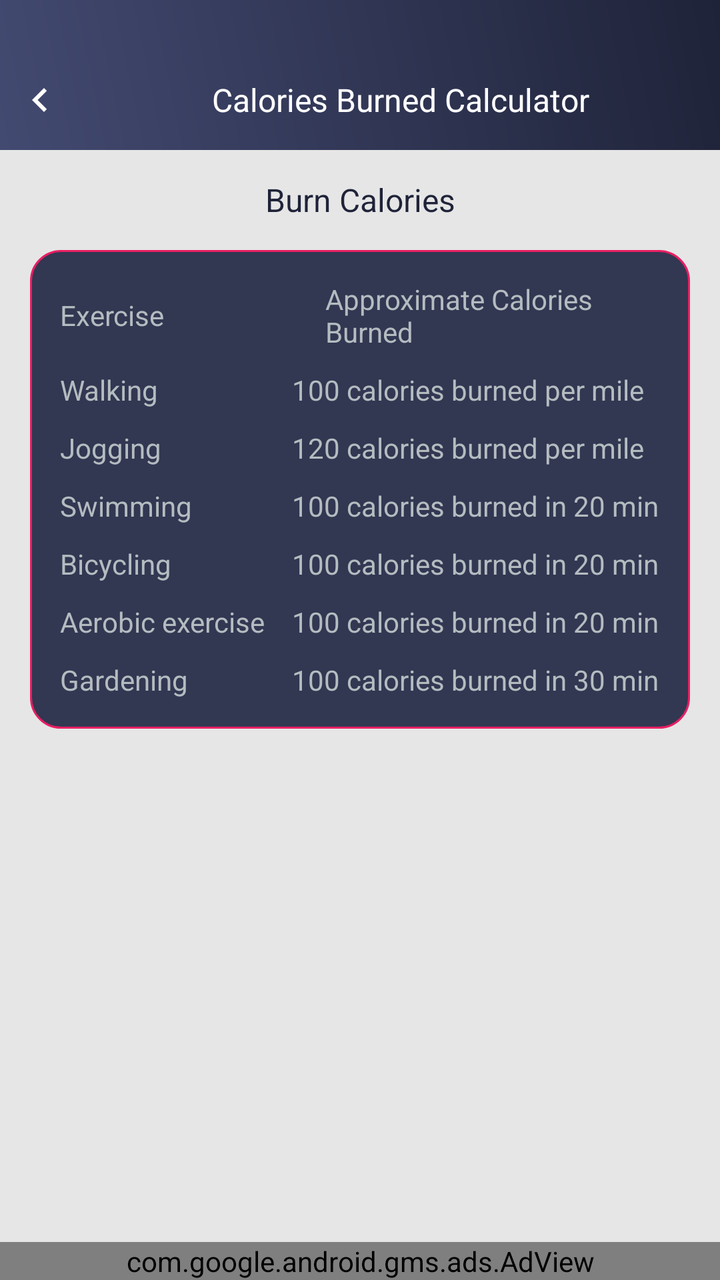
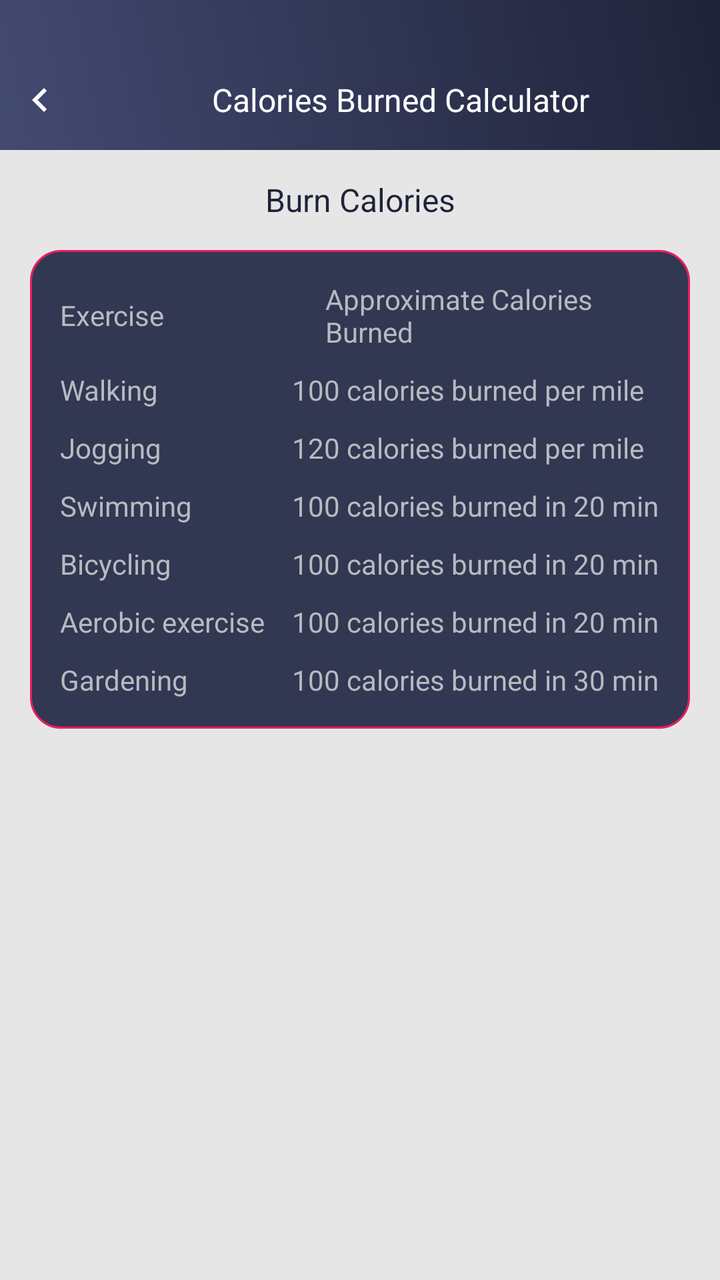

An Android layout rendered at two revisions. The XML below is the earlier revision; the diff shows what the commit changed to produce the second picture.
<!-- AndroidManifest.xml: application theme AppTheme -->
<!-- res/layout/calories_burn_chart.xml -->
<?xml version="1.0" encoding="utf-8"?>
<RelativeLayout xmlns:android="http://schemas.android.com/apk/res/android"
    xmlns:aapt="http://schemas.android.com/aapt"
    xmlns:app="http://schemas.android.com/apk/res-auto"
    android:layout_width="match_parent"
    android:layout_height="match_parent"
    android:background="@color/gray_color"
    android:orientation="vertical">

    <RelativeLayout
        android:id="@+id/rela1"
        android:background="@drawable/a1_grad"
        android:layout_width="match_parent"
        android:layout_height="wrap_content">

        <ImageView
            android:id="@+id/iv_back"
            android:layout_width="40dp"
            android:layout_height="40dp"
            android:layout_alignParentLeft="true"
            android:layout_alignParentTop="true"
            android:layout_marginTop="30dp"
            android:padding="8dp"
            android:src="@drawable/ic_chevron_left_white_24dp" />
    <TextView
        android:id="@+id/tv_title"
        android:layout_width="match_parent"
        android:layout_height="40dp"
        android:layout_marginTop="30dp"
        android:layout_toRightOf="@+id/iv_back"
        android:gravity="center"
        android:layout_marginBottom="5dp"
        android:text="@string/Calories_Burned_Calculator"
        android:textColor="@color/white"
        android:textSize="@dimen/textsize_16" />
        
    </RelativeLayout>

    <ScrollView
        android:layout_width="match_parent"
        android:layout_height="wrap_content"
        android:layout_above="@+id/ad_layout"
        android:layout_below="@+id/rela1">

        <LinearLayout
            android:layout_width="match_parent"
            android:layout_height="wrap_content"
            android:orientation="vertical">

            <TextView
                android:id="@+id/tv_burncalories"
                android:layout_width="match_parent"
                android:layout_height="50dp"
                android:gravity="center"
                android:padding="5dp"
                android:text="@string/Burn_Calories"
                android:textColor="@color/colorPrimaryDark"
                android:textSize="@dimen/textsize_16" />

            <LinearLayout
                android:layout_width="match_parent"
                android:layout_height="wrap_content"
                android:layout_marginLeft="15dp"
                android:layout_marginRight="15dp"
                android:layout_marginBottom="15dp"
                android:padding="10dp"
                android:background="@drawable/corner1"
                android:orientation="vertical"
                android:visibility="visible">

                <LinearLayout
                    android:layout_width="match_parent"
                    android:layout_height="wrap_content"
                    android:orientation="horizontal">

                    <TextView
                        android:id="@+id/tv_exercise"
                        android:layout_width="0dp"
                        android:layout_height="match_parent"
                        android:layout_weight="1.5"
                        android:gravity="fill"
                        android:padding="5dp"
                        android:text="@string/Exercise"
                        android:textColor="@color/textColor"
                        android:textSize="@dimen/textsize_14" />

                    <TextView
                        android:id="@+id/tv_approx_cal"
                        android:layout_width="0dp"
                        android:layout_height="match_parent"
                        android:layout_weight="2"
                        android:gravity="fill"
                        android:padding="5dp"
                        android:text="@string/Approximate_Calories_Burned"
                        android:textColor="@color/textColor"
                        android:textSize="@dimen/textsize_14" />
                </LinearLayout>

                <LinearLayout
                    android:layout_width="match_parent"
                    android:layout_height="wrap_content"
                    android:orientation="horizontal">

                    <TextView
                        android:id="@+id/tv_walking"
                        android:layout_width="0dp"
                        android:layout_height="match_parent"
                        android:layout_weight="1.5"
                        android:gravity="fill"
                        android:padding="5dp"
                        android:text="@string/Walking"
                        android:textColor="@color/textColor"
                        android:textSize="@dimen/textsize_14" />

                    <TextView
                        android:id="@+id/tv_walking_cal"
                        android:layout_width="0dp"
                        android:layout_height="match_parent"
                        android:layout_weight="2.5"
                        android:gravity="fill"
                        android:padding="5dp"
                        android:text="@string/_100_calories_burned_per_mile"
                        android:textColor="@color/textColor"
                        android:textSize="@dimen/textsize_14" />
                </LinearLayout>

                <LinearLayout
                    android:layout_width="match_parent"
                    android:layout_height="wrap_content"
                    android:orientation="horizontal">

                    <TextView
                        android:id="@+id/tv_jogging"
                        android:layout_width="0dp"
                        android:layout_height="match_parent"
                        android:layout_weight="1.5"
                        android:gravity="fill"
                        android:padding="5dp"
                        android:text="@string/Jogging"
                        android:textColor="@color/textColor"
                        android:textSize="@dimen/textsize_14" />

                    <TextView
                        android:id="@+id/tv_jogging_cal"
                        android:layout_width="0dp"
                        android:layout_height="match_parent"
                        android:layout_weight="2.5"
                        android:gravity="fill"
                        android:padding="5dp"
                        android:text="@string/_120_calories_burned_per_mile"
                        android:textColor="@color/textColor"
                        android:textSize="@dimen/textsize_14" />
                </LinearLayout>

                <LinearLayout
                    android:layout_width="match_parent"
                    android:layout_height="wrap_content"
                    android:orientation="horizontal">

                    <TextView
                        android:id="@+id/tv_swimming"
                        android:layout_width="0dp"
                        android:layout_height="match_parent"
                        android:layout_weight="1.5"
                        android:gravity="fill"
                        android:padding="5dp"
                        android:text="@string/Swimming"
                        android:textColor="@color/textColor"
                        android:textSize="@dimen/textsize_14" />

                    <TextView
                        android:id="@+id/tv_swimming_cal"
                        android:layout_width="0dp"
                        android:layout_height="match_parent"
                        android:layout_weight="2.5"
                        android:gravity="fill"
                        android:padding="5dp"
                        android:text="@string/_100_calories_burned_in_20min"
                        android:textColor="@color/textColor"
                        android:textSize="@dimen/textsize_14" />
                </LinearLayout>

                <LinearLayout
                    android:layout_width="match_parent"
                    android:layout_height="wrap_content"
                    android:orientation="horizontal">

                    <TextView
                        android:id="@+id/tv_bicycling"
                        android:layout_width="0dp"
                        android:layout_height="match_parent"
                        android:layout_weight="1.5"
                        android:gravity="fill"
                        android:padding="5dp"
                        android:text="@string/Bicycling"
                        android:textColor="@color/textColor"
                        android:textSize="@dimen/textsize_14" />

                    <TextView
                        android:id="@+id/tv_bicycling_cal"
                        android:layout_width="0dp"
                        android:layout_height="match_parent"
                        android:layout_weight="2.5"
                        android:gravity="fill"
                        android:padding="5dp"
                        android:text="@string/_100_calories_burned_in_20min"
                        android:textColor="@color/textColor"
                        android:textSize="@dimen/textsize_14" />
                </LinearLayout>

                <LinearLayout
                    android:layout_width="match_parent"
                    android:layout_height="wrap_content"
                    android:orientation="horizontal">

                    <TextView
                        android:id="@+id/tv_aerobic"
                        android:layout_width="0dp"
                        android:layout_height="match_parent"
                        android:layout_weight="1.5"
                        android:gravity="fill"
                        android:padding="5dp"
                        android:singleLine="true"
                        android:text="@string/Aerobic_exercise"
                        android:textColor="@color/textColor"
                        android:textSize="@dimen/textsize_14" />

                    <TextView
                        android:id="@+id/tv_aerobic_cal"
                        android:layout_width="0dp"
                        android:layout_height="match_parent"
                        android:layout_weight="2.5"
                        android:gravity="fill"
                        android:padding="5dp"
                        android:text="@string/_100_calories_burned_in_20min"
                        android:textColor="@color/textColor"
                        android:textSize="@dimen/textsize_14" />
                </LinearLayout>

                <LinearLayout
                    android:layout_width="match_parent"
                    android:layout_height="wrap_content"
                    android:orientation="horizontal">

                    <TextView
                        android:id="@+id/tv_gardening"
                        android:layout_width="0dp"
                        android:layout_height="match_parent"
                        android:layout_weight="1.5"
                        android:gravity="fill"
                        android:padding="5dp"
                        android:singleLine="true"
                        android:text="@string/Gardening"
                        android:textColor="@color/textColor"
                        android:textSize="@dimen/textsize_14" />

                    <TextView
                        android:id="@+id/tv_gardening_cal"
                        android:layout_width="0dp"
                        android:layout_height="match_parent"
                        android:layout_weight="2.5"
                        android:gravity="fill"
                        android:padding="5dp"
                        android:text="@string/_100_calories_burned_in_30min"
                        android:textColor="@color/textColor"
                        android:textSize="@dimen/textsize_14" />
                </LinearLayout>
            </LinearLayout>
        </LinearLayout>
    </ScrollView>

    <include
        android:id="@+id/ad_layout"
        layout="@layout/native_ad"
        android:layout_width="match_parent"
        android:layout_height="wrap_content"
        android:layout_alignParentLeft="true"
        android:layout_alignParentBottom="true"
        android:layout_gravity="top|center_vertical|center_horizontal|center" />
</RelativeLayout>
<!-- res/layout/native_ad.xml (included above) -->
<?xml version="1.0" encoding="utf-8"?>
<LinearLayout xmlns:android="http://schemas.android.com/apk/res/android"
    xmlns:aapt="http://schemas.android.com/aapt"
    xmlns:app="http://schemas.android.com/apk/res-auto"
    android:layout_width="match_parent"
    android:layout_height="wrap_content"
    android:orientation="vertical">

    <com.google.android.gms.ads.AdView
        android:id="@+id/adView"
        android:layout_width="match_parent"
        android:layout_height="wrap_content"
        android:layout_above="@+id/ll_footer_menu"
        app:adSize="BANNER"
        app:adUnitId="@string/banner_ad_three" />
</LinearLayout>
<!-- resources referenced by this layout -->
<resources>
  <color name="colorPrimaryDark">#1F2339</color>
  <color name="gray_color">#E6E6E6</color>
  <color name="textColor">#ffb4bcc0</color>
  <color name="white">#ffffff</color>
  <dimen name="textsize_14">14sp</dimen>
  <dimen name="textsize_16">16sp</dimen>
  <!-- drawable a1_grad (drawable) -->
  <?xml version="1.0" encoding="utf-8"?>
  <shape xmlns:android="http://schemas.android.com/apk/res/android">
      <gradient
          android:angle="225"
          android:endColor="#434A71"
          android:startColor="#1F2339" />
  
  
  </shape>
  <!-- drawable corner1 (drawable) -->
  <?xml version="1.0" encoding="utf-8"?>
  <shape xmlns:android="http://schemas.android.com/apk/res/android"
      android:shape="rectangle">
  
  
      <stroke
          android:width="1dp"
          android:color="#E91E63"/>
  
      <corners android:radius="15dp"/>
  
      <solid
          android:color="#323752"/>
  
  </shape>
  <!-- drawable ic_chevron_left_white_24dp (drawable) -->
  <vector android:height="24dp" android:tint="#FFFFFF"
      android:viewportHeight="24" android:viewportWidth="24"
      android:width="24dp" xmlns:android="http://schemas.android.com/apk/res/android">
      <path android:fillColor="@android:color/white" android:pathData="M15.41,7.41L14,6l-6,6 6,6 1.41,-1.41L10.83,12z"/>
  </vector>
  <string name="Aerobic_exercise">Aerobic exercise</string>
  <string name="Approximate_Calories_Burned">Approximate Calories Burned</string>
  <string name="Bicycling">Bicycling</string>
  <string name="Burn_Calories">Burn Calories</string>
  <string name="Calories_Burned_Calculator">Calories Burned Calculator</string>
  <string name="Exercise">Exercise</string>
  <string name="Gardening">Gardening</string>
  <string name="Jogging">Jogging</string>
  <string name="Swimming">Swimming</string>
  <string name="Walking">Walking</string>
  <string name="_100_calories_burned_in_20min">100 calories burned in 20 min</string>
  <string name="_100_calories_burned_in_30min">100 calories burned in 30 min</string>
  <string name="_100_calories_burned_per_mile">100 calories burned per mile</string>
  <string name="_120_calories_burned_per_mile">120 calories burned per mile</string>
  <string name="banner_ad_three">ca-app-pub-2957577039807154/7696956496</string>
  <style name="AppTheme" parent="Theme.AppCompat.Light.DarkActionBar">
          
          <item name="colorPrimary">@color/colorPrimary</item>
          <item name="colorPrimaryDark">@color/colorPrimaryDark</item>
          <item name="colorAccent">@color/colorAccent</item>
      </style>
  <color name="colorPrimary">#434A71</color>
  <color name="colorAccent">#1F2339</color>
</resources>

<!-- the commit's change to res/layout/calories_burn_chart.xml (unified diff, before → after) -->
@@ -269,29 +269,13 @@
         </LinearLayout>
     </ScrollView>
 
-    <include
-        android:id="@+id/ad_layout"
-        layout="@layout/native_ad"
+    <LinearLayout
+        android:id="@+id/normal_ad_include"
         android:layout_width="match_parent"
         android:layout_height="wrap_content"
-        android:layout_alignParentLeft="true"
-        android:layout_alignParentBottom="true"
-        android:layout_gravity="top|center_vertical|center_horizontal|center" />
+        android:orientation="vertical"
+        android:gravity="center"
+        android:layout_alignParentBottom="true"/>
+
+   
 </RelativeLayout>
-<!-- res/layout/native_ad.xml (included above) -->
-<?xml version="1.0" encoding="utf-8"?>
-<LinearLayout xmlns:android="http://schemas.android.com/apk/res/android"
-    xmlns:aapt="http://schemas.android.com/aapt"
-    xmlns:app="http://schemas.android.com/apk/res-auto"
-    android:layout_width="match_parent"
-    android:layout_height="wrap_content"
-    android:orientation="vertical">
-
-    <com.google.android.gms.ads.AdView
-        android:id="@+id/adView"
-        android:layout_width="match_parent"
-        android:layout_height="wrap_content"
-        android:layout_above="@+id/ll_footer_menu"
-        app:adSize="BANNER"
-        app:adUnitId="@string/banner_ad_three" />
-</LinearLayout>
<!-- resource entries referenced after the edit -->
@@ -52,7 +52,6 @@
   <string name="_100_calories_burned_in_30min">100 calories burned in 30 min</string>
   <string name="_100_calories_burned_per_mile">100 calories burned per mile</string>
   <string name="_120_calories_burned_per_mile">120 calories burned per mile</string>
-  <string name="banner_ad_three">ca-app-pub-2957577039807154/7696956496</string>
   <style name="AppTheme" parent="Theme.AppCompat.Light.DarkActionBar">
           
           <item name="colorPrimary">@color/colorPrimary</item>
